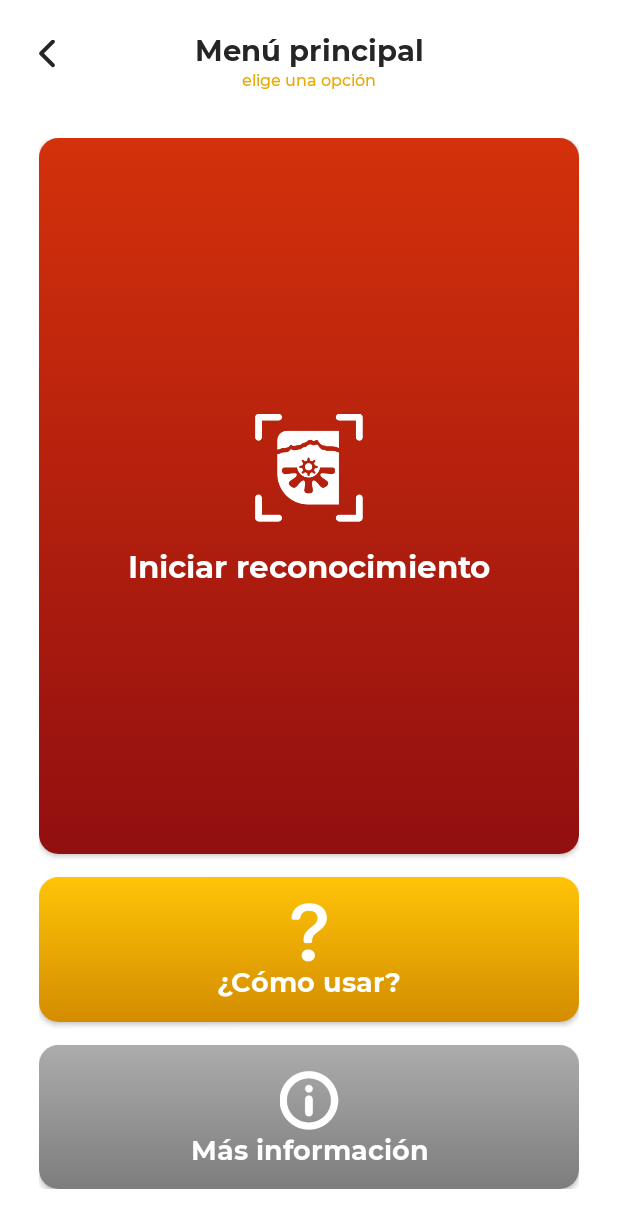
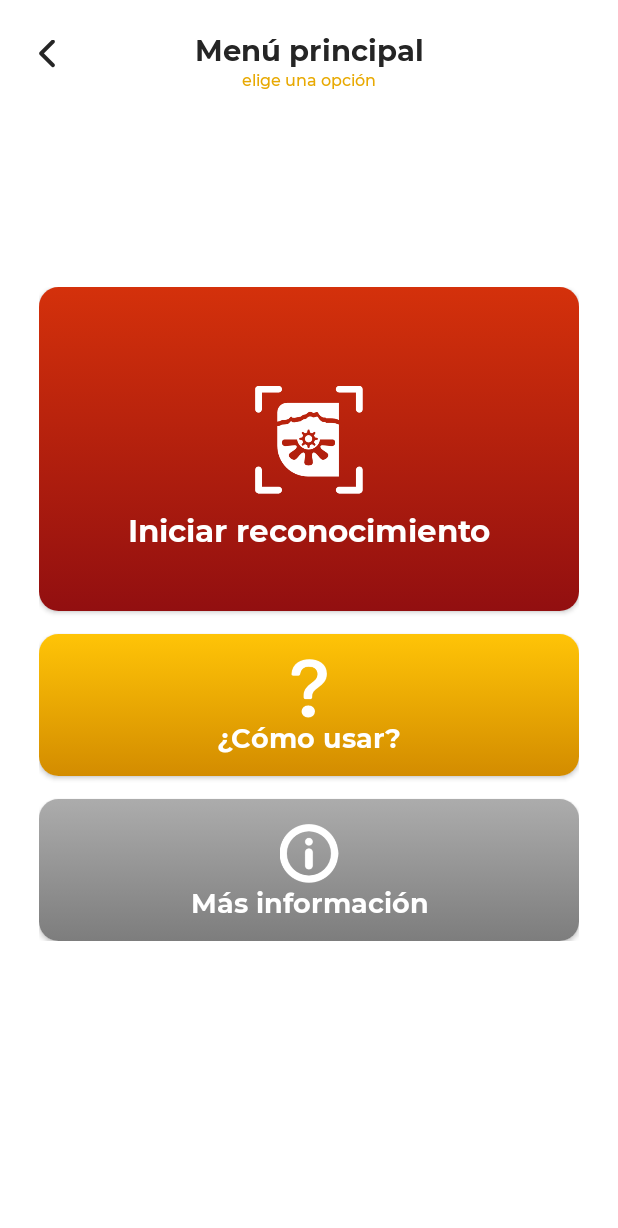
Before and after one commit to DarienPerez29/proyecto-caras-uptx-app, an Android app: the DashboardActivity screen opened directly, with no data from a screen before it, on a phone screen of 412 x 824 dp. Shown: the top 1228 px of the screen. Run offline under Robolectric (Android 15) with nearby library versions, the phone set to English and light mode, and no system bars; our stand-ins replace sdp/ssp sizes; 1 statement that could not run was skipped.

Commit message:
Se corrigen problemas de compatibilidad de interfaz con EMUI

```diff
--- a/app/src/main/res/layout/activity_dash_board.xml
+++ b/app/src/main/res/layout/activity_dash_board.xml
@@ -52,15 +52,15 @@
 
     <GridLayout
         android:layout_width="match_parent"
-        android:layout_height="0dp"
+        android:layout_height="wrap_content"
         android:layout_marginHorizontal="@dimen/horizontal_margin1"
         android:columnCount="1"
-        android:rowCount="12"
+        android:rowCount="6"
         app:layout_constraintBottom_toBottomOf="parent"
         app:layout_constraintEnd_toEndOf="parent"
-        app:layout_constraintHeight_percent="0.85"
         app:layout_constraintStart_toStartOf="parent"
-        app:layout_constraintTop_toBottomOf="@id/subtitle">
+        app:layout_constraintTop_toBottomOf="@id/subtitle"
+        app:layout_constraintVertical_bias="0.4">
 
         <!-- Inicia botón de iniciar reconocimiento -->
         <androidx.cardview.widget.CardView
@@ -68,7 +68,7 @@
             android:layout_width="wrap_content"
             android:layout_height="wrap_content"
             android:layout_row="0"
-            android:layout_rowWeight="200"
+            android:layout_rowWeight="1"
             android:layout_column="0"
             android:layout_columnWeight="1"
             android:layout_gravity="fill"
@@ -77,8 +77,7 @@
             <androidx.constraintlayout.widget.ConstraintLayout
                 android:layout_width="match_parent"
                 android:layout_height="match_parent"
-                android:background="@drawable/cgd_red"
-                android:forceDarkAllowed="false">
+                android:background="@drawable/cgd_red">
 
                 <ImageView
                     android:id="@+id/imageView"
@@ -102,6 +101,7 @@
                     android:text="@string/scan_btn_title"
                     android:textColor="@color/white_s"
                     android:textSize="@dimen/_16ssp"
+                    android:layout_marginBottom="40dp"
                     app:layout_constraintBottom_toBottomOf="parent"
                     app:layout_constraintEnd_toEndOf="parent"
                     app:layout_constraintStart_toStartOf="parent"
@@ -118,8 +118,8 @@
             android:id="@+id/howto_btn"
             android:layout_width="wrap_content"
             android:layout_height="wrap_content"
-            android:layout_row="2"
-            android:layout_rowWeight="1"
+            android:layout_row="1"
+            android:layout_rowWeight="0"
             android:layout_column="0"
             android:layout_columnWeight="1"
             android:layout_gravity="fill"
@@ -171,8 +171,8 @@
             android:id="@+id/info_btn"
             android:layout_width="wrap_content"
             android:layout_height="wrap_content"
-            android:layout_row="3"
-            android:layout_rowWeight="1"
+            android:layout_row="2"
+            android:layout_rowWeight="0"
             android:layout_column="0"
             android:layout_columnWeight="1"
             android:layout_gravity="fill"
--- a/build.gradle
+++ b/build.gradle
@@ -5,7 +5,7 @@ buildscript {
         mavenCentral()
     }
     dependencies {
-        classpath "com.android.tools.build:gradle:7.0.2"
+        classpath 'com.android.tools.build:gradle:7.0.3'
 
         // NOTE: Do not place your application dependencies here; they belong
         // in the individual module build.gradle files
```
